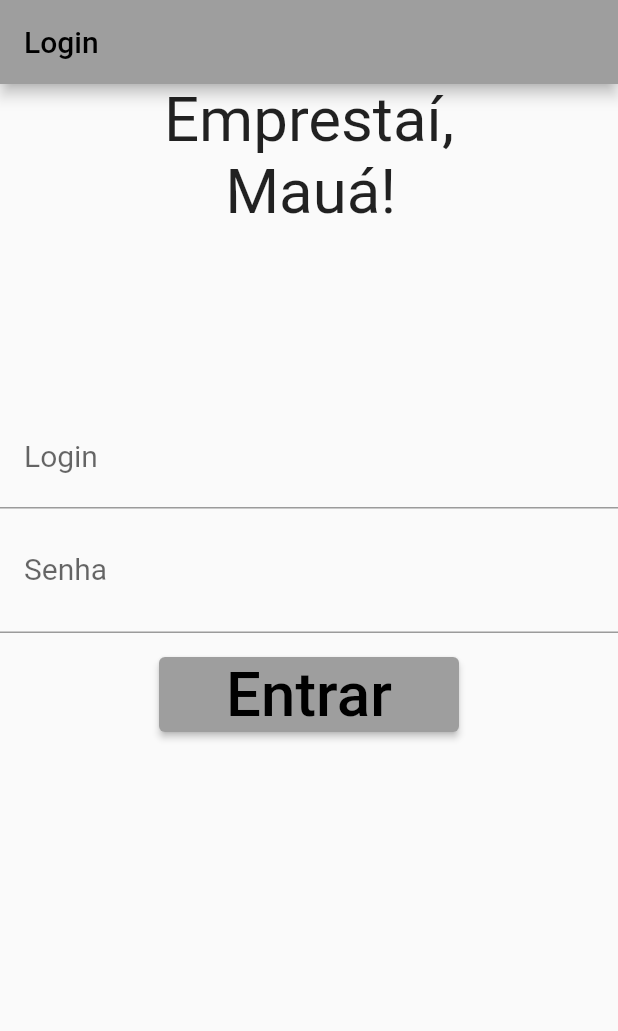
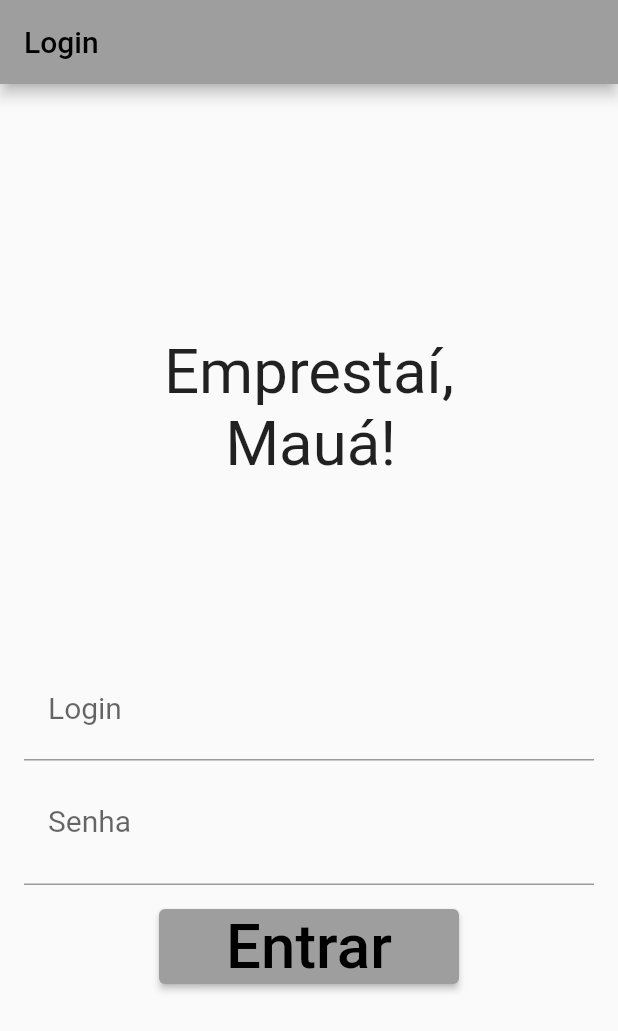
Before and after one commit to dhuzika/emprestai-maua-app, a Flutter app: the screen it shows after launch, on a phone screen of 412 x 824 dp. Shown: the top 1031 px of the screen. Run offline on Flutter 3.47's test engine with Material 2 defaults, Android fonts, the phone set to English and light mode, and no system bars; our stand-ins replace qr_flutter; missing offline and left inert: mysql1.

Commit message:
Update login.dart
responsividade no login

```diff
--- a/lib/pages/login.dart
+++ b/lib/pages/login.dart
@@ -28,6 +28,9 @@ class _LoginPageState extends State<LoginPage> {
           title: Text('Login'),
         ),
         body: Center(
+          child: SingleChildScrollView(
+            child: Padding(
+              padding: EdgeInsets.symmetric(horizontal: 16.0),
               child: Form(
                 key: _formKey,
                 child: Column(
@@ -67,7 +70,8 @@ class _LoginPageState extends State<LoginPage> {
                       onSaved: (value) => _password = value,
                       style: TextStyle(fontSize: _getFontSize(context)),
                       decoration: InputDecoration(
-                    contentPadding: EdgeInsets.only(left: 16.0, top: 16.0),
+                          contentPadding:
+                              EdgeInsets.only(left: 16.0, top: 16.0),
                           labelText: 'Senha',
                           labelStyle: TextStyle(fontSize: 20.0)),
                     ),
@@ -81,7 +85,8 @@ class _LoginPageState extends State<LoginPage> {
                             Navigator.push(
                               context,
                               MaterialPageRoute(
-                            builder: (context) => QRPage(login: _username!)),
+                                  builder: (context) =>
+                                      QRPage(login: _username!)),
                             );
                           }
                         },
@@ -94,6 +99,7 @@ class _LoginPageState extends State<LoginPage> {
                 ),
               ),
             ),
-    );
+          ),
+        ));
   }
 }
```
Lines whose indentation alone changed are shown as unchanged.
